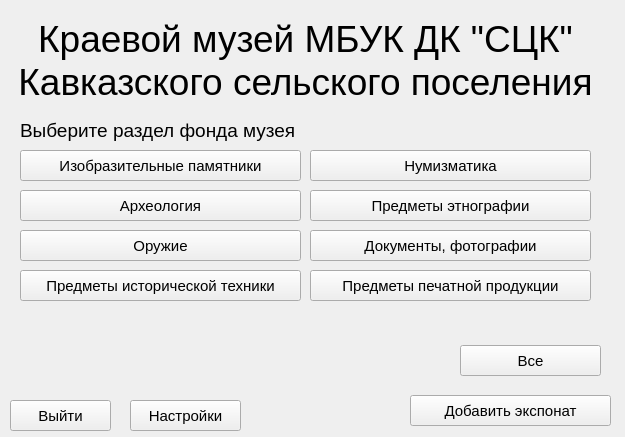
This is SEM_code/Resourses/Доп прога/Workspace/Main.ui in Shoker2/Emook as Qt 5 draws it before an edit. The edited form follows.
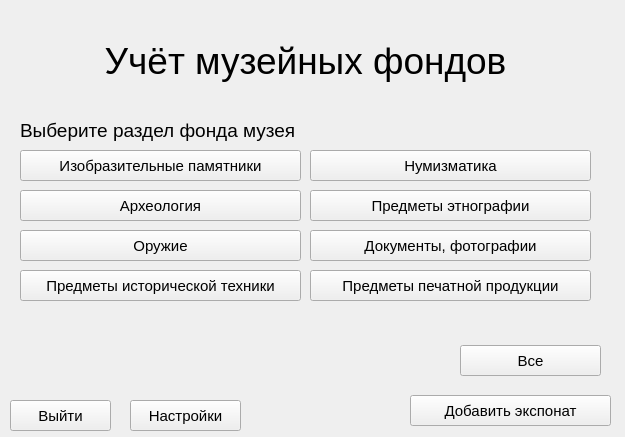
This is the edited form.

```diff
--- a/SEM_code/Resourses/Доп прога/Workspace/Main.ui
+++ b/SEM_code/Resourses/Доп прога/Workspace/Main.ui
@@ -31,8 +31,7 @@
     </font>
    </property>
    <property name="text">
-    <string>Краевой музей МБУК ДК &quot;СЦК&quot;
-Кавказского сельского поселения</string>
+    <string>Учёт музейных фондов</string>
    </property>
    <property name="alignment">
     <set>Qt::AlignCenter</set>
```
